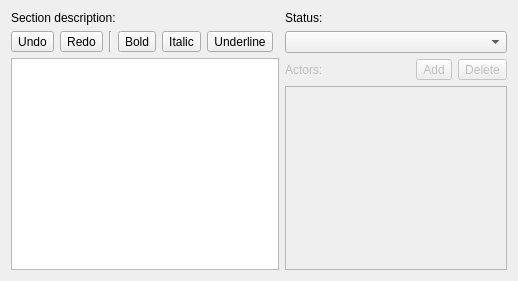
The window that plugins/semanticitems/authorsection/CAuSectionRdfEditWidget.ui (KDE/calligra) describes before a commit, drawn with Qt 5.
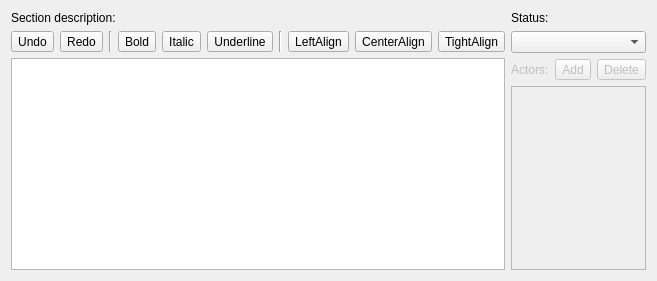
The same window after the commit. Custom widgets are drawn as their Qt base class.

Commit message:
Added align formatting stuff
for section description editor.

Patch:
```diff
--- a/plugins/semanticitems/authorsection/CAuSectionRdfEditWidget.ui
+++ b/plugins/semanticitems/authorsection/CAuSectionRdfEditWidget.ui
@@ -67,6 +67,34 @@
          </property>
         </widget>
        </item>
+       <item>
+        <widget class="Line" name="line_2">
+         <property name="orientation">
+          <enum>Qt::Vertical</enum>
+         </property>
+        </widget>
+       </item>
+       <item>
+        <widget class="QToolButton" name="leftAlignToolButton">
+         <property name="text">
+          <string>LeftAlign</string>
+         </property>
+        </widget>
+       </item>
+       <item>
+        <widget class="QToolButton" name="centerAlignToolButton">
+         <property name="text">
+          <string>CenterAlign</string>
+         </property>
+        </widget>
+       </item>
+       <item>
+        <widget class="QToolButton" name="rightAlignToolButton">
+         <property name="text">
+          <string>TightAlign</string>
+         </property>
+        </widget>
+       </item>
        <item>
         <spacer name="horizontalSpacer">
          <property name="orientation">
```
The commit also changes 1 other file.
